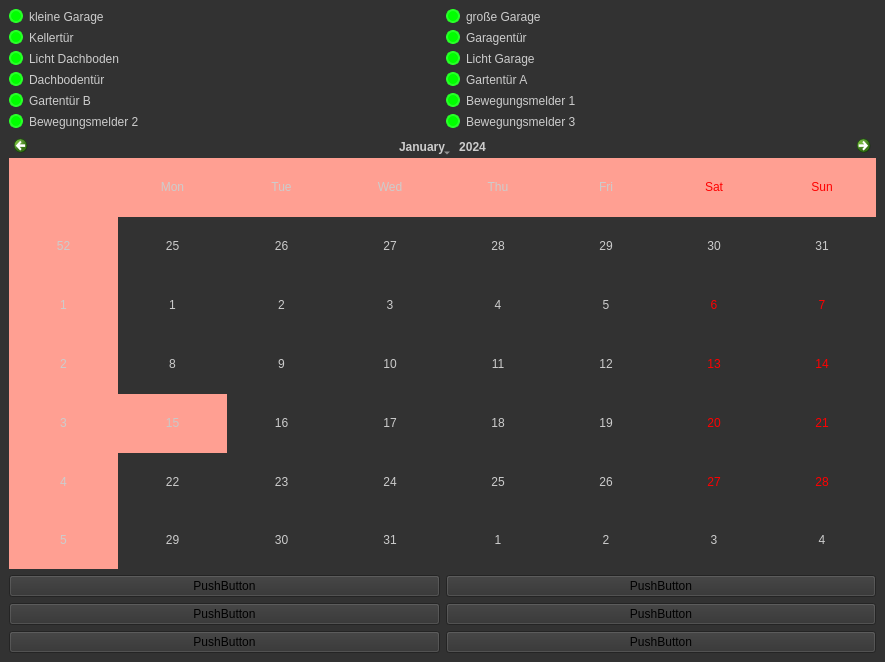
Qt form view/qt_main_design.ui (Drvoo/AutomatHome) before a commit.
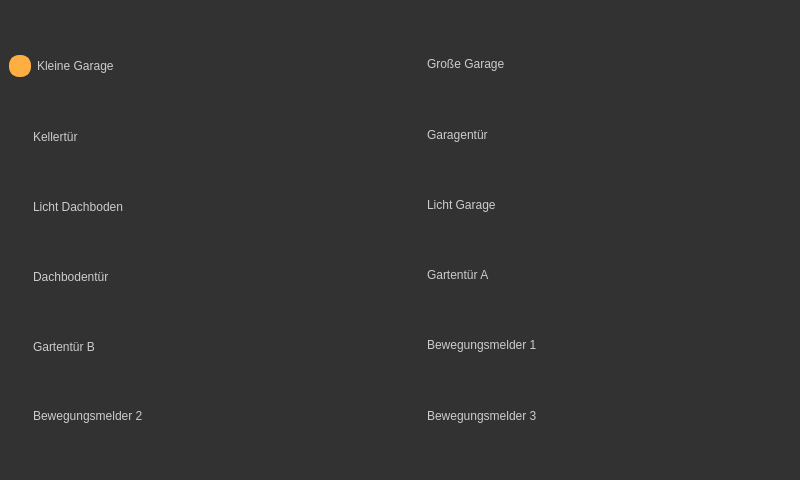
The same form after that commit.

```diff
--- a/view/qt_main_design.ui
+++ b/view/qt_main_design.ui
@@ -6,8 +6,8 @@
    <rect>
     <x>0</x>
     <y>0</y>
-    <width>885</width>
-    <height>662</height>
+    <width>800</width>
+    <height>480</height>
    </rect>
   </property>
   <property name="windowTitle">
@@ -20,24 +20,23 @@
   </property>
   <widget class="QWidget" name="widget">
    <layout class="QGridLayout" name="gridLayout_2">
-    <item row="2" column="0">
-     <layout class="QGridLayout" name="gridLayout">
-      <item row="0" column="0">
-       <widget class="QCalendarWidget" name="calendarWidget">
-        <property name="styleSheet">
-         <string notr="true">color: rgb(204, 204, 204);
-alternate-background-color: rgb(255, 159, 146);
-font: 15pt &quot;MS Serif&quot;;
-selection-background-color: rgb(255, 159, 146);</string>
-        </property>
-       </widget>
-      </item>
-     </layout>
-    </item>
     <item row="0" column="0">
      <layout class="QHBoxLayout" name="horizontalLayout">
       <item>
        <layout class="QVBoxLayout" name="verticalLayout">
+        <item>
+         <spacer name="verticalSpacer_13">
+          <property name="orientation">
+           <enum>Qt::Vertical</enum>
+          </property>
+          <property name="sizeHint" stdset="0">
+           <size>
+            <width>20</width>
+            <height>40</height>
+           </size>
+          </property>
+         </spacer>
+        </item>
         <item>
          <widget class="QRadioButton" name="rb_small_garage">
           <property name="enabled">
@@ -46,39 +45,52 @@
           <property name="styleSheet">
            <string notr="true">QRadioButton{
 color: rgb(204, 204, 204);
-font: 15pt &quot;MS Serif&quot;;
+font: 18pt &quot;MS Serif&quot;;
 }
 QRadioButton::indicator {
-    width:                  10px;
-    height:                 10px;
-    border-radius:          7px;
+    width:                  18px;
+    height:                 18px;
+    border-radius:          10px;
 }
 
 QRadioButton::indicator:checked {
-    background-color:       red;
-    border:                 2px solid rgb(255, 41, 41); 
+    background-color:       rgb(255, 174, 66);
+    border:                 2px solid rgb(255, 174, 66); 
 }
 
 QRadioButton::indicator:unchecked {
-    background-color:       rgb(0, 255, 0);
-    border:                 2px solid rgb(41, 255, 41);
+    background-color:       rgb(50, 50, 50);
+    border:                 2px solid (50, 50, 50);
 }
 </string>
           </property>
           <property name="text">
-           <string>kleine Garage</string>
+           <string>Kleine Garage</string>
           </property>
           <property name="checkable">
            <bool>true</bool>
           </property>
           <property name="checked">
-           <bool>false</bool>
+           <bool>true</bool>
           </property>
           <property name="autoExclusive">
            <bool>false</bool>
           </property>
          </widget>
         </item>
+        <item>
+         <spacer name="verticalSpacer">
+          <property name="orientation">
+           <enum>Qt::Vertical</enum>
+          </property>
+          <property name="sizeHint" stdset="0">
+           <size>
+            <width>20</width>
+            <height>40</height>
+           </size>
+          </property>
+         </spacer>
+        </item>
         <item>
          <widget class="QRadioButton" name="rb_celler_door">
           <property name="enabled">
@@ -87,22 +99,22 @@
           <property name="styleSheet">
            <string notr="true">QRadioButton{
 color: rgb(204, 204, 204);
-font: 15pt &quot;MS Serif&quot;;
+font: 18pt &quot;MS Serif&quot;;
 }
 QRadioButton::indicator {
-    width:                  10px;
-    height:                 10px;
-    border-radius:          7px;
+    width:                  18px;
+    height:                 18px;
+    border-radius:          10px;
 }
 
 QRadioButton::indicator:checked {
-    background-color:       red;
-    border:                 2px solid rgb(255, 41, 41); 
+    background-color:       rgb(255, 174, 66);
+    border:                 2px solid rgb(255, 174, 66); 
 }
 
 QRadioButton::indicator:unchecked {
-    background-color:       rgb(0, 255, 0);
-    border:                 2px solid rgb(41, 255, 41);
+    background-color:       rgb(50, 50, 50);
+    border:                 2px solid (50, 50, 50);
 }
 </string>
           </property>
@@ -114,6 +126,19 @@
           </property>
          </widget>
         </item>
+        <item>
+         <spacer name="verticalSpacer_2">
+          <property name="orientation">
+           <enum>Qt::Vertical</enum>
+          </property>
+          <property name="sizeHint" stdset="0">
+           <size>
+            <width>20</width>
+            <height>40</height>
+           </size>
+          </property>
+         </spacer>
+        </item>
         <item>
          <widget class="QRadioButton" name="rb_lights_attic">
           <property name="enabled">
@@ -125,22 +150,22 @@
           <property name="styleSheet">
            <string notr="true">QRadioButton{
 color: rgb(204, 204, 204);
-font: 15pt &quot;MS Serif&quot;;
+font: 18pt &quot;MS Serif&quot;;
 }
 QRadioButton::indicator {
-    width:                  10px;
-    height:                 10px;
-    border-radius:          7px;
+    width:                  18px;
+    height:                 18px;
+    border-radius:          10px;
 }
 
 QRadioButton::indicator:checked {
-    background-color:       red;
-    border:                 2px solid rgb(255, 41, 41); 
+    background-color:       rgb(255, 174, 66);
+    border:                 2px solid rgb(255, 174, 66); 
 }
 
 QRadioButton::indicator:unchecked {
-    background-color:       rgb(0, 255, 0);
-    border:                 2px solid rgb(41, 255, 41);
+    background-color:       rgb(50, 50, 50);
+    border:                 2px solid (50, 50, 50);
 }
 </string>
           </property>
@@ -152,6 +177,19 @@
           </property>
          </widget>
         </item>
+        <item>
+         <spacer name="verticalSpacer_3">
+          <property name="orientation">
+           <enum>Qt::Vertical</enum>
+          </property>
+          <property name="sizeHint" stdset="0">
+           <size>
+            <width>20</width>
+            <height>40</height>
+           </size>
+          </property>
+         </spacer>
+        </item>
         <item>
          <widget class="QRadioButton" name="rb_attic_door">
           <property name="enabled">
@@ -160,23 +198,24 @@
           <property name="styleSheet">
            <string notr="true">QRadioButton{
 color: rgb(204, 204, 204);
-font: 15pt &quot;MS Serif&quot;;
+font: 18pt &quot;MS Serif&quot;;
 }
 QRadioButton::indicator {
-    width:                  10px;
-    height:                 10px;
-    border-radius:          7px;
+    width:                  18px;
+    height:                 18px;
+    border-radius:          10px;
 }
 
 QRadioButton::indicator:checked {
-    background-color:       red;
-    border:                 2px solid rgb(255, 41, 41); 
+    background-color:       rgb(255, 174, 66);
+    border:                 2px solid rgb(255, 174, 66); 
 }
 
 QRadioButton::indicator:unchecked {
-    background-color:       rgb(0, 255, 0);
-    border:                 2px solid rgb(41, 255, 41);
+    background-color:       rgb(50, 50, 50);
+    border:                 2px solid (50, 50, 50);
 }
+
 </string>
           </property>
           <property name="text">
@@ -187,6 +226,19 @@
           </property>
          </widget>
         </item>
+        <item>
+         <spacer name="verticalSpacer_4">
+          <property name="orientation">
+           <enum>Qt::Vertical</enum>
+          </property>
+          <property name="sizeHint" stdset="0">
+           <size>
+            <width>20</width>
+            <height>40</height>
+           </size>
+          </property>
+         </spacer>
+        </item>
         <item>
          <widget class="QRadioButton" name="rb_garden_door_b">
           <property name="enabled">
@@ -195,22 +247,22 @@
           <property name="styleSheet">
            <string notr="true">QRadioButton{
 color: rgb(204, 204, 204);
-font: 15pt &quot;MS Serif&quot;;
+font: 18pt &quot;MS Serif&quot;;
 }
 QRadioButton::indicator {
-    width:                  10px;
-    height:                 10px;
-    border-radius:          7px;
+    width:                  18px;
+    height:                 18px;
+    border-radius:          10px;
 }
 
 QRadioButton::indicator:checked {
-    background-color:       red;
-    border:                 2px solid rgb(255, 41, 41); 
+    background-color:       rgb(255, 174, 66);
+    border:                 2px solid rgb(255, 174, 66); 
 }
 
 QRadioButton::indicator:unchecked {
-    background-color:       rgb(0, 255, 0);
-    border:                 2px solid rgb(41, 255, 41);
+    background-color:       rgb(50, 50, 50);
+    border:                 2px solid (50, 50, 50);
 }
 </string>
           </property>
@@ -222,6 +274,19 @@
           </property>
          </widget>
         </item>
+        <item>
+         <spacer name="verticalSpacer_5">
+          <property name="orientation">
+           <enum>Qt::Vertical</enum>
+          </property>
+          <property name="sizeHint" stdset="0">
+           <size>
+            <width>20</width>
+            <height>40</height>
+           </size>
+          </property>
+         </spacer>
+        </item>
         <item>
          <widget class="QRadioButton" name="rb_motion_detector_2">
           <property name="enabled">
@@ -230,22 +295,22 @@
           <property name="styleSheet">
            <string notr="true">QRadioButton{
 color: rgb(204, 204, 204);
-font: 15pt &quot;MS Serif&quot;;
+font: 18pt &quot;MS Serif&quot;;
 }
 QRadioButton::indicator {
-    width:                  10px;
-    height:                 10px;
-    border-radius:          7px;
+    width:                  18px;
+    height:                 18px;
+    border-radius:          10px;
 }
 
 QRadioButton::indicator:checked {
-    background-color:       red;
-    border:                 2px solid rgb(255, 41, 41); 
+    background-color:       rgb(255, 174, 66);
+    border:                 2px solid rgb(255, 174, 66); 
 }
 
 QRadioButton::indicator:unchecked {
-    background-color:       rgb(0, 255, 0);
-    border:                 2px solid rgb(41, 255, 41);
+    background-color:       rgb(50, 50, 50);
+    border:                 2px solid (50, 50, 50);
 }
 </string>
           </property>
@@ -257,10 +322,36 @@
           </property>
          </widget>
         </item>
+        <item>
+         <spacer name="verticalSpacer_12">
+          <property name="orientation">
+           <enum>Qt::Vertical</enum>
+          </property>
+          <property name="sizeHint" stdset="0">
+           <size>
+            <width>20</width>
+            <height>40</height>
+           </size>
+          </property>
+         </spacer>
+        </item>
        </layout>
       </item>
       <item>
        <layout class="QVBoxLayout" name="verticalLayout_2">
+        <item>
+         <spacer name="verticalSpacer_14">
+          <property name="orientation">
+           <enum>Qt::Vertical</enum>
+          </property>
+          <property name="sizeHint" stdset="0">
+           <size>
+            <width>20</width>
+            <height>40</height>
+           </size>
+          </property>
+         </spacer>
+        </item>
         <item>
          <widget class="QRadioButton" name="rb_large_garage">
           <property name="enabled">
@@ -269,33 +360,46 @@
           <property name="styleSheet">
            <string notr="true">QRadioButton{
 color: rgb(204, 204, 204);
-font: 15pt &quot;MS Serif&quot;;
+font: 18pt &quot;MS Serif&quot;;
 }
 QRadioButton::indicator {
-    width:                  10px;
-    height:                 10px;
-    border-radius:          7px;
+    width:                  18px;
+    height:                 18px;
+    border-radius:          10px;
 }
 
 QRadioButton::indicator:checked {
-    background-color:       red;
-    border:                 2px solid rgb(255, 41, 41); 
+    background-color:       rgb(255, 174, 66);
+    border:                 2px solid rgb(255, 174, 66); 
 }
 
 QRadioButton::indicator:unchecked {
-    background-color:       rgb(0, 255, 0);
-    border:                 2px solid rgb(41, 255, 41);
+    background-color:       rgb(50, 50, 50);
+    border:                 2px solid (50, 50, 50);
 }
 </string>
           </property>
           <property name="text">
-           <string>große Garage</string>
+           <string>Große Garage</string>
           </property>
           <property name="autoExclusive">
            <bool>false</bool>
           </property>
          </widget>
         </item>
+        <item>
+         <spacer name="verticalSpacer_6">
+          <property name="orientation">
+           <enum>Qt::Vertical</enum>
+          </property>
+          <property name="sizeHint" stdset="0">
+           <size>
+            <width>20</width>
+            <height>40</height>
+           </size>
+          </property>
+         </spacer>
+        </item>
         <item>
          <widget class="QRadioButton" name="rb_garden_door">
           <property name="enabled">
@@ -304,22 +408,22 @@
           <property name="styleSheet">
            <string notr="true">QRadioButton{
 color: rgb(204, 204, 204);
-font: 15pt &quot;MS Serif&quot;;
+font: 18pt &quot;MS Serif&quot;;
 }
 QRadioButton::indicator {
-    width:                  10px;
-    height:                 10px;
-    border-radius:          7px;
+    width:                  18px;
+    height:                 18px;
+    border-radius:          10px;
 }
 
 QRadioButton::indicator:checked {
-    background-color:       red;
-    border:                 2px solid rgb(255, 41, 41); 
+    background-color:       rgb(255, 174, 66);
+    border:                 2px solid rgb(255, 174, 66); 
 }
 
 QRadioButton::indicator:unchecked {
-    background-color:       rgb(0, 255, 0);
-    border:                 2px solid rgb(41, 255, 41);
+    background-color:       rgb(50, 50, 50);
+    border:                 2px solid (50, 50, 50);
 }
 </string>
           </property>
@@ -337,6 +441,19 @@
           </property>
          </widget>
         </item>
+        <item>
+         <spacer name="verticalSpacer_7">
+          <property name="orientation">
+           <enum>Qt::Vertical</enum>
+          </property>
+          <property name="sizeHint" stdset="0">
+           <size>
+            <width>20</width>
+            <height>40</height>
+           </size>
+          </property>
+         </spacer>
+        </item>
         <item>
          <widget class="QRadioButton" name="rb_light_garage">
           <property name="enabled">
@@ -345,22 +462,22 @@
           <property name="styleSheet">
            <string notr="true">QRadioButton{
 color: rgb(204, 204, 204);
-font: 15pt &quot;MS Serif&quot;;
+font: 18pt &quot;MS Serif&quot;;
 }
 QRadioButton::indicator {
-    width:                  10px;
-    height:                 10px;
-    border-radius:          7px;
+    width:                  18px;
+    height:                 18px;
+    border-radius:          10px;
 }
 
 QRadioButton::indicator:checked {
-    background-color:       red;
-    border:                 2px solid rgb(255, 41, 41); 
+    background-color:       rgb(255, 174, 66);
+    border:                 2px solid rgb(255, 174, 66); 
 }
 
 QRadioButton::indicator:unchecked {
-    background-color:       rgb(0, 255, 0);
-    border:                 2px solid rgb(41, 255, 41);
+    background-color:       rgb(50, 50, 50);
+    border:                 2px solid (50, 50, 50);
 }
 </string>
           </property>
@@ -372,6 +489,19 @@
           </property>
          </widget>
         </item>
+        <item>
+         <spacer name="verticalSpacer_8">
+          <property name="orientation">
+           <enum>Qt::Vertical</enum>
+          </property>
+          <property name="sizeHint" stdset="0">
+           <size>
+            <width>20</width>
+            <height>40</height>
+           </size>
+          </property>
+         </spacer>
+        </item>
         <item>
          <widget class="QRadioButton" name="rb_garden_door_a">
           <property name="enabled">
@@ -380,22 +510,22 @@
           <property name="styleSheet">
            <string notr="true">QRadioButton{
 color: rgb(204, 204, 204);
-font: 15pt &quot;MS Serif&quot;;
+font: 18pt &quot;MS Serif&quot;;
 }
 QRadioButton::indicator {
-    width:                  10px;
-    height:                 10px;
-    border-radius:          7px;
+    width:                  18px;
+    height:                 18px;
+    border-radius:          10px;
 }
 
 QRadioButton::indicator:checked {
-    background-color:       red;
-    border:                 2px solid rgb(255, 41, 41); 
+    background-color:       rgb(255, 174, 66);
+    border:                 2px solid rgb(255, 174, 66); 
 }
 
 QRadioButton::indicator:unchecked {
-    background-color:       rgb(0, 255, 0);
-    border:                 2px solid rgb(41, 255, 41);
+    background-color:       rgb(50, 50, 50);
+    border:                 2px solid (50, 50, 50);
 }
 </string>
           </property>
@@ -407,6 +537,19 @@
           </property>
          </widget>
         </item>
+        <item>
+         <spacer name="verticalSpacer_9">
+          <property name="orientation">
+           <enum>Qt::Vertical</enum>
+          </property>
+          <property name="sizeHint" stdset="0">
+           <size>
+            <width>20</width>
+            <height>40</height>
+           </size>
+          </property>
+         </spacer>
+        </item>
         <item>
          <widget class="QRadioButton" name="rb_motion_detector_1">
           <property name="enabled">
@@ -415,22 +558,22 @@
           <property name="styleSheet">
            <string notr="true">QRadioButton{
 color: rgb(204, 204, 204);
-font: 15pt &quot;MS Serif&quot;;
+font: 18pt &quot;MS Serif&quot;;
 }
 QRadioButton::indicator {
-    width:                  10px;
-    height:                 10px;
-    border-radius:          7px;
+    width:                  18px;
+    height:                 18px;
+    border-radius:          10px;
 }
 
 QRadioButton::indicator:checked {
-    background-color:       red;
-    border:                 2px solid rgb(255, 41, 41); 
+    background-color:       rgb(255, 174, 66);
+    border:                 2px solid rgb(255, 174, 66); 
 }
 
 QRadioButton::indicator:unchecked {
-    background-color:       rgb(0, 255, 0);
-    border:                 2px solid rgb(41, 255, 41);
+    background-color:       rgb(50, 50, 50);
+    border:                 2px solid (50, 50, 50);
 }
 </string>
           </property>
@@ -442,6 +585,19 @@
           </property>
          </widget>
         </item>
+        <item>
+         <spacer name="verticalSpacer_10">
+          <property name="orientation">
+           <enum>Qt::Vertical</enum>
+          </property>
+          <property name="sizeHint" stdset="0">
+           <size>
+            <width>20</width>
+            <height>40</height>
+           </size>
+          </property>
+         </spacer>
+        </item>
         <item>
          <widget class="QRadioButton" name="rb_motion_detector_3">
           <property name="enabled">
@@ -450,22 +606,22 @@
           <property name="styleSheet">
            <string notr="true">QRadioButton{
 color: rgb(204, 204, 204);
-font: 15pt &quot;MS Serif&quot;;
+font: 18pt &quot;MS Serif&quot;;
 }
 QRadioButton::indicator {
-    width:                  10px;
-    height:                 10px;
-    border-radius:          7px;
+    width:                  18px;
+    height:                 18px;
+    border-radius:          10px;
 }
 
 QRadioButton::indicator:checked {
-    background-color:       red;
-    border:                 2px solid rgb(255, 41, 41); 
+    background-color:       rgb(255, 174, 66);
+    border:                 2px solid rgb(255, 174, 66); 
 }
 
 QRadioButton::indicator:unchecked {
-    background-color:       rgb(0, 255, 0);
-    border:                 2px solid rgb(41, 255, 41);
+    background-color:       rgb(50, 50, 50);
+    border:                 2px solid (50, 50, 50);
 }
 </string>
           </property>
@@ -477,59 +633,18 @@
           </property>
          </widget>
         </item>
-       </layout>
-      </item>
-     </layout>
-    </item>
-    <item row="3" column="0">
-     <layout class="QHBoxLayout" name="horizontalLayout_2">
-      <item>
-       <layout class="QVBoxLayout" name="verticalLayout_4">
         <item>
-         <widget class="QPushButton" name="pushButton_6">
-          <property name="text">
-           <string>PushButton</string>
+         <spacer name="verticalSpacer_11">
+          <property name="orientation">
+           <enum>Qt::Vertical</enum>
           </property>
-         </widget>
-        </item>
-        <item>
-         <widget class="QPushButton" name="pushButton_4">
-          <property name="text">
-           <string>PushButton</string>
+          <property name="sizeHint" stdset="0">
+           <size>
+            <width>20</width>
+            <height>40</height>
+           </size>
           </property>
-         </widget>
-        </item>
-        <item>
-         <widget class="QPushButton" name="pushButton_5">
-          <property name="text">
-           <string>PushButton</string>
-          </property>
-         </widget>
-        </item>
-       </layout>
-      </item>
-      <item>
-       <layout class="QVBoxLayout" name="verticalLayout_3">
-        <item>
-         <widget class="QPushButton" name="pushButton_3">
-          <property name="text">
-           <string>PushButton</string>
-          </property>
-         </widget>
-        </item>
-        <item>
-         <widget class="QPushButton" name="pushButton">
-          <property name="text">
-           <string>PushButton</string>
-          </property>
-         </widget>
-        </item>
-        <item>
-         <widget class="QPushButton" name="pushButton_2">
-          <property name="text">
-           <string>PushButton</string>
-          </property>
-         </widget>
+         </spacer>
         </item>
        </layout>
       </item>
```
Left out of the diff: 99 changed lines with no effect on the pictures.
